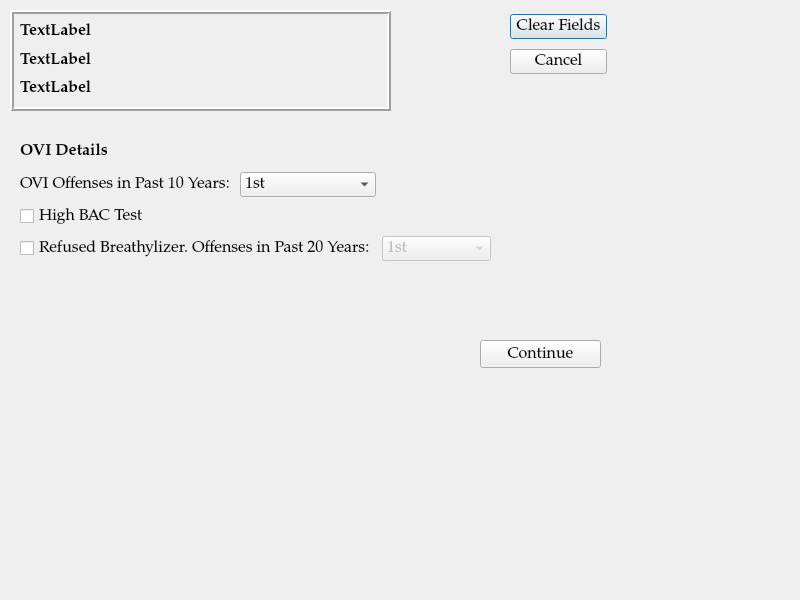
Above: ui/OviDialog.ui from HunterProgram22/MuniEntry before the change. Below: the same form after it.
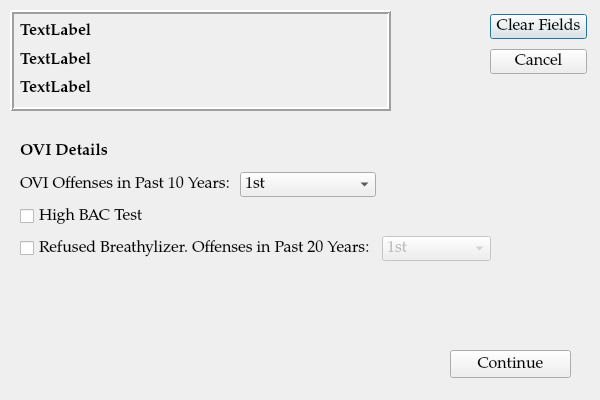
That is the form after the change.

What changed in the file:
```diff
--- a/ui/OviDialog.ui
+++ b/ui/OviDialog.ui
@@ -6,14 +6,14 @@
    <rect>
     <x>0</x>
     <y>0</y>
-    <width>800</width>
-    <height>600</height>
+    <width>600</width>
+    <height>400</height>
    </rect>
   </property>
   <property name="minimumSize">
    <size>
-    <width>800</width>
-    <height>600</height>
+    <width>600</width>
+    <height>400</height>
    </size>
   </property>
   <property name="font">
@@ -28,7 +28,7 @@
   <widget class="QWidget" name="layoutWidget_2">
    <property name="geometry">
     <rect>
-     <x>510</x>
+     <x>490</x>
      <y>10</y>
      <width>97</width>
      <height>68</height>
@@ -54,8 +54,8 @@
   <widget class="QPushButton" name="pushButton_4">
    <property name="geometry">
     <rect>
-     <x>480</x>
-     <y>340</y>
+     <x>450</x>
+     <y>350</y>
      <width>121</width>
      <height>28</height>
     </rect>
```
